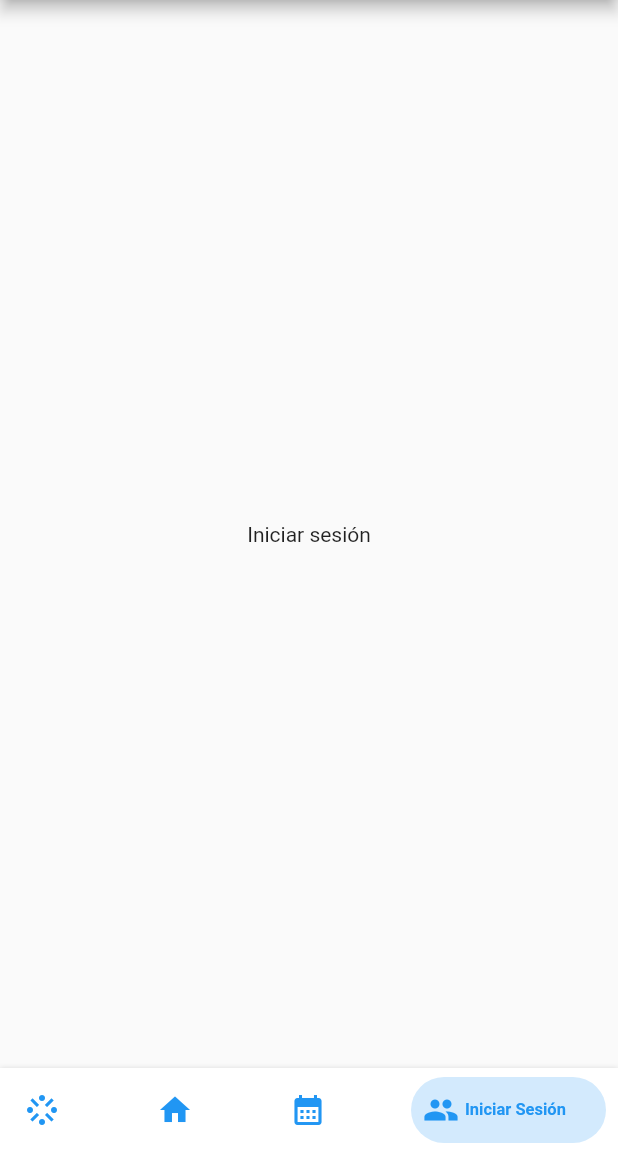
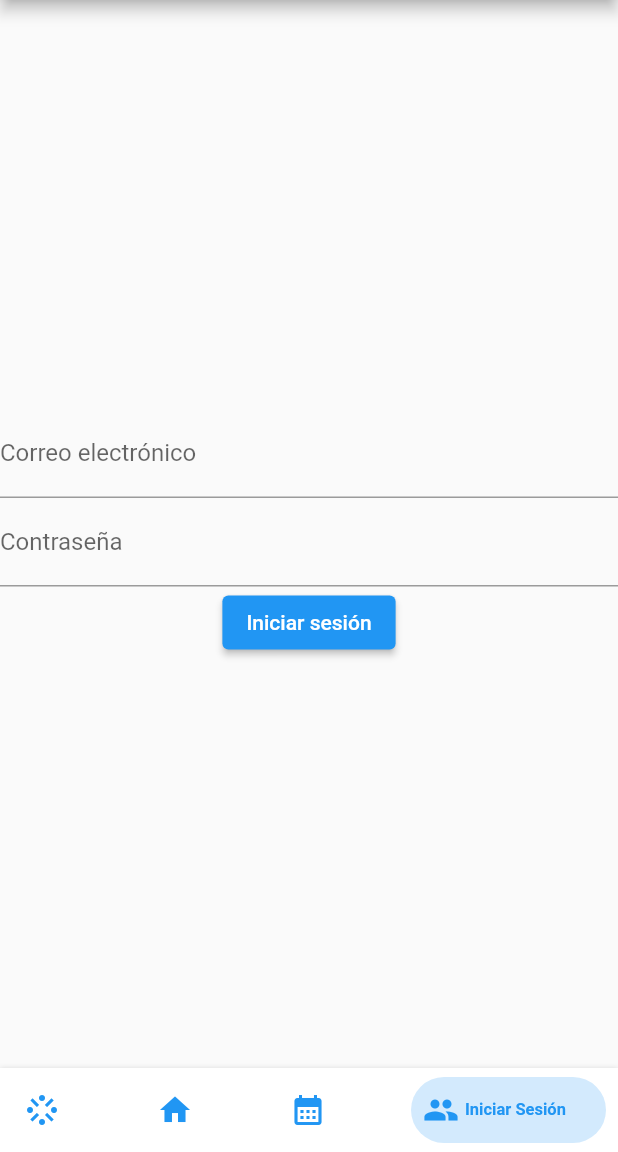
Before and after one commit to than-cr/CMP_APP, a Flutter app: the screen it shows after launch, item 4 of the bottom bar chosen, on a phone screen of 412 x 824 dp, the part 84-1236 px from its top. Run offline on Flutter 3.47's test engine with Material 2 defaults, Android fonts, the phone set to English and light mode, and no system bars; drawn by our look-alikes of bottom_navy_bar; our stand-ins replace firebase_auth, firebase_core, syncfusion_flutter_calendar; missing offline and left inert: social_embed_webview; accounts and stored records are empty.

Commit message:
CMP-1 Create a Log in / Register section

```diff
--- a/lib/main.dart
+++ b/lib/main.dart
@@ -1,7 +1,16 @@
+import 'package:cmp_app/firebase_options.dart';
+import 'package:cmp_app/wrappers/authentication_wrapper.dart';
 import 'package:cmp_app/screens/home_screen.dart';
+import 'package:cmp_app/services/authentication_service.dart';
+import 'package:firebase_auth/firebase_auth.dart';
+import 'package:firebase_core/firebase_core.dart';
 import 'package:flutter/material.dart';
+import 'package:provider/provider.dart';
+import 'package:cmp_app/screens/sign_in_screen.dart';
 
-void main() {
+Future<void> main() async {
+  WidgetsFlutterBinding.ensureInitialized();
+  await Firebase.initializeApp(options: DefaultFirebaseOptions.currentPlatform);
   runApp(const MyApp());
 }
 
@@ -10,10 +19,22 @@ class MyApp extends StatelessWidget {
 
   @override
   Widget build(BuildContext context) {
-    return const MaterialApp(
-      title: 'CMP',
-      debugShowCheckedModeBanner: false,
-      home: HomeScreen(),
+    return MultiProvider(
+      providers: [
+        Provider<AuthenticationService>(
+          create: (_) => AuthenticationService(FirebaseAuth.instance),
+        ),
+        StreamProvider(
+          create: (context) =>
+              context.read<AuthenticationService>().authStateChanges,
+          initialData: null,
+        )
+      ],
+      child: const MaterialApp(
+        title: 'CMP',
+        debugShowCheckedModeBanner: false,
+        home: HomeScreen(),
+      ),
     );
   }
 }
--- a/lib/screens/home_screen.dart
+++ b/lib/screens/home_screen.dart
@@ -1,4 +1,5 @@
 import 'package:bottom_navy_bar/bottom_navy_bar.dart';
+import 'package:cmp_app/wrappers/authentication_wrapper.dart';
 import 'package:cmp_app/screens/calendar_screen.dart';
 import 'package:cmp_app/screens/home_tab_screen.dart';
 import 'package:cmp_app/screens/streaming_screen.dart';
@@ -71,7 +72,7 @@ class _HomeScreen extends State<HomeScreen> {
         title: const Text('Iniciar sesión'),
       ),
       body: const Center(
-        child: Text('Iniciar sesión'),
+        child: AuthenticationScreen(),
       ),
     )
   ];
--- /dev/null
+++ b/lib/screens/sign_in_screen.dart
@@ -0,0 +1,36 @@
+import 'package:cmp_app/services/authentication_service.dart';
+import 'package:flutter/material.dart';
+import 'package:provider/provider.dart';
+
+class SignInScreen extends StatelessWidget {
+  SignInScreen({Key? key}) : super(key: key);
+
+  final TextEditingController emailController = TextEditingController();
+  final TextEditingController passwordController = TextEditingController();
+
+  @override
+  Widget build(BuildContext context) {
+    return Scaffold(
+      body: Column(
+        mainAxisAlignment: MainAxisAlignment.center,
+        children: [
+          TextField(
+            controller: emailController,
+            decoration: const InputDecoration(labelText: 'Correo electrónico'),
+          ),
+          TextField(
+            controller: passwordController,
+            decoration: const InputDecoration(labelText: 'Contraseña'),
+          ),
+          ElevatedButton(
+              onPressed: () {
+                context.read<AuthenticationService>().signIn(
+                    email: emailController.text,
+                    password: passwordController.text);
+              },
+              child: const Text('Iniciar sesión'))
+        ],
+      ),
+    );
+  }
+}
--- /dev/null
+++ b/lib/wrappers/authentication_wrapper.dart
@@ -0,0 +1,19 @@
+import 'package:cmp_app/screens/sign_in_screen.dart';
+import 'package:cmp_app/screens/signed_in_screen.dart';
+import 'package:flutter/material.dart';
+import 'package:provider/provider.dart';
+import 'package:firebase_auth/firebase_auth.dart';
+
+class AuthenticationScreen extends StatelessWidget {
+  const AuthenticationScreen({Key? key}) : super(key: key);
+
+  @override
+  Widget build(BuildContext context) {
+    final firebaseUser = context.watch<User?>();
+
+    if (firebaseUser != null) {
+      return const SignedInScreen();
+    }
+    return SignInScreen();
+  }
+}
--- a/pubspec.yaml
+++ b/pubspec.yaml
@@ -37,6 +37,9 @@ dependencies:
   syncfusion_flutter_calendar: ^20.1.48
   social_embed_webview: 0.3.2
   bottom_navy_bar: ^6.0.0
+  firebase_core: ^1.14.1
+  firebase_auth: ^3.3.14
+  provider: ^6.0.2
 
 dev_dependencies:
   flutter_test:
```
Also changed, not shown: lib/screens/signed_in_screen.dart (added, +26 -0 lines), lib/services/authentication_service.dart (added, +24 -0 lines), lib/firebase_options.dart (added), pubspec.lock, 6 other files.
